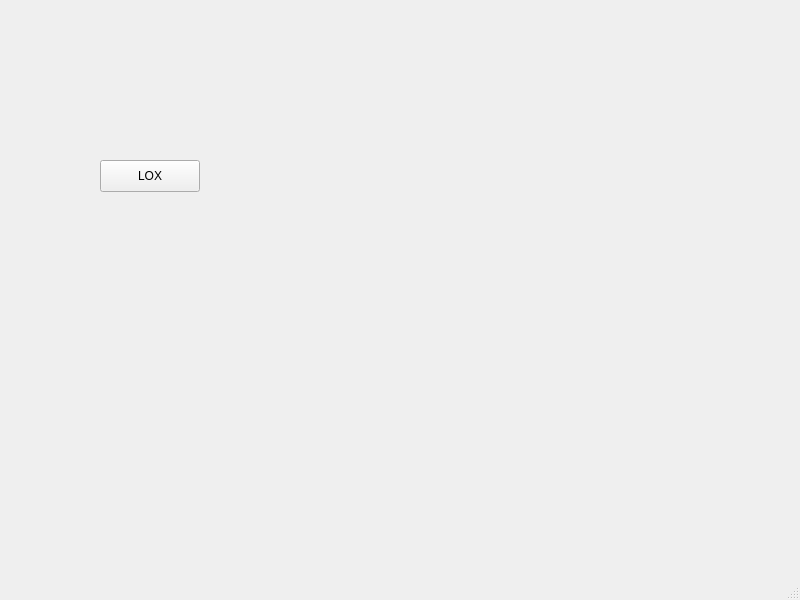
Before: the Qt Designer form Silently/mainwindow.ui in Observersss/SilentlyTwo, drawn with Qt 5.
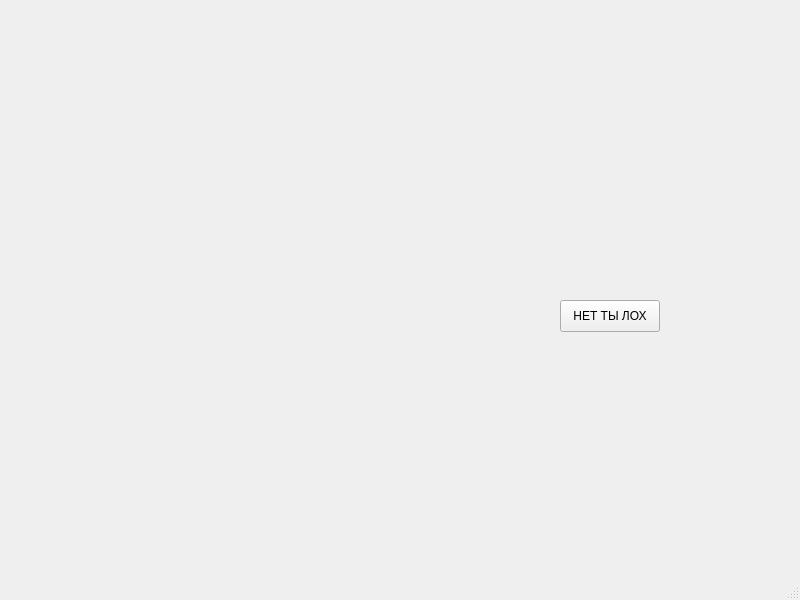
After: the same form once the commit is applied.

What changed in the file:
```diff
--- a/Silently/mainwindow.ui
+++ b/Silently/mainwindow.ui
@@ -17,14 +17,14 @@
    <widget class="QPushButton" name="pushButton">
     <property name="geometry">
      <rect>
-      <x>100</x>
-      <y>160</y>
+      <x>560</x>
+      <y>300</y>
       <width>100</width>
       <height>32</height>
      </rect>
     </property>
     <property name="text">
-     <string>LOX</string>
+     <string>НЕТ ТЫ ЛОХ</string>
     </property>
    </widget>
   </widget>
```
